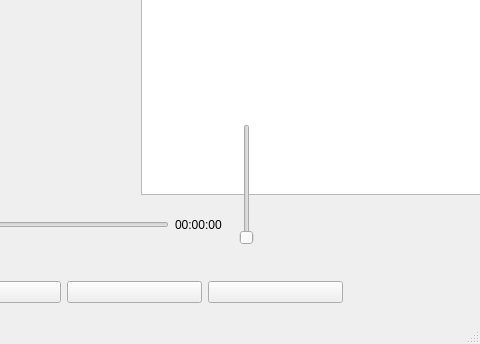
Old version of the form mainwindow.ui in the repository Thintime123/MusicPlayer; both pictures show x 609 to 1089 and y 336 to 680 of the 1089 by 680 pixel window.
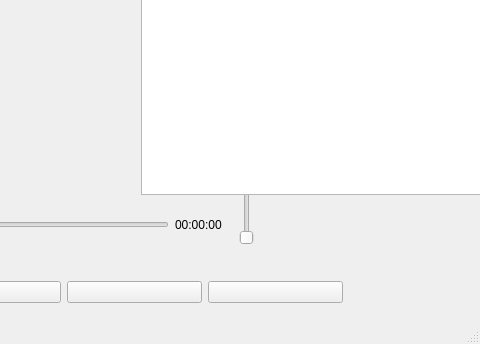
New version of the form.

Diff of the .ui file:
```diff
--- a/mainwindow.ui
+++ b/mainwindow.ui
@@ -142,20 +142,32 @@
      <rect>
       <x>280</x>
       <y>90</y>
-      <width>571</width>
-      <height>361</height>
+      <width>741</width>
+      <height>371</height>
      </rect>
     </property>
+    <property name="sizePolicy">
+     <sizepolicy hsizetype="Preferred" vsizetype="Preferred">
+      <horstretch>0</horstretch>
+      <verstretch>0</verstretch>
+     </sizepolicy>
+    </property>
+    <property name="mouseTracking">
+     <bool>false</bool>
+    </property>
+    <property name="autoFillBackground">
+     <bool>false</bool>
+    </property>
     <property name="text">
      <string/>
     </property>
    </widget>
    <zorder>layoutWidget</zorder>
-   <zorder>musicListWidget</zorder>
    <zorder>layoutWidget</zorder>
    <zorder>volumeBar</zorder>
    <zorder>disc</zorder>
    <zorder>lyricLabel</zorder>
+   <zorder>musicListWidget</zorder>
   </widget>
   <widget class="QStatusBar" name="statusbar"/>
  </widget>
```
